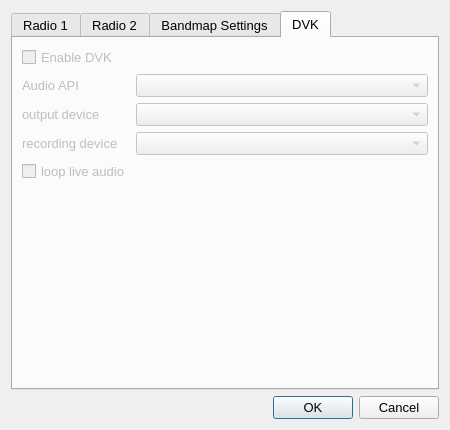
Qt form so2sdr/sdrdialog.ui (n4ogw/so2sdr) before a commit.
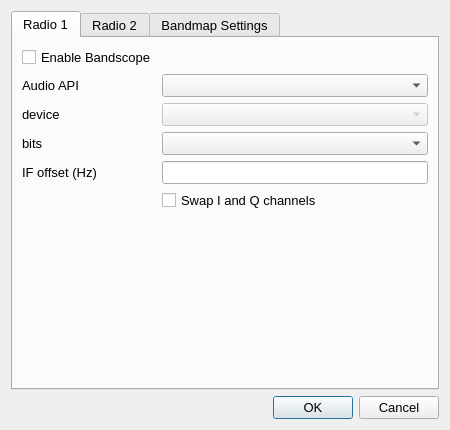
The same form after that commit. The open tabs and pages were chosen to show the change.

```diff
--- a/so2sdr/sdrdialog.ui
+++ b/so2sdr/sdrdialog.ui
@@ -676,102 +676,6 @@
        </item>
       </layout>
      </widget>
-     <widget class="QWidget" name="tab_3">
-      <property name="enabled">
-       <bool>false</bool>
-      </property>
-      <attribute name="title">
-       <string>DVK</string>
-      </attribute>
-      <layout class="QVBoxLayout" name="verticalLayout_5">
-       <item>
-        <layout class="QFormLayout" name="formLayout_5">
-         <property name="fieldGrowthPolicy">
-          <enum>QFormLayout::AllNonFixedFieldsGrow</enum>
-         </property>
-         <item row="0" column="0">
-          <widget class="QCheckBox" name="checkBox_3">
-           <property name="enabled">
-            <bool>false</bool>
-           </property>
-           <property name="font">
-            <font>
-             <pointsize>10</pointsize>
-             <weight>50</weight>
-             <bold>false</bold>
-            </font>
-           </property>
-           <property name="toolTip">
-            <string>This feature is not available yet.</string>
-           </property>
-           <property name="text">
-            <string>Enable DVK</string>
-           </property>
-          </widget>
-         </item>
-         <item row="1" column="0">
-          <widget class="QLabel" name="label_8">
-           <property name="font">
-            <font>
-             <pointsize>10</pointsize>
-            </font>
-           </property>
-           <property name="text">
-            <string>Audio API</string>
-           </property>
-          </widget>
-         </item>
-         <item row="1" column="1">
-          <widget class="QComboBox" name="APIDVKComboBox">
-           <property name="enabled">
-            <bool>false</bool>
-           </property>
-           <property name="font">
-            <font>
-             <pointsize>10</pointsize>
-            </font>
-           </property>
-          </widget>
-         </item>
-         <item row="2" column="0">
-          <widget class="QLabel" name="label_9">
-           <property name="text">
-            <string>output device</string>
-           </property>
-          </widget>
-         </item>
-         <item row="2" column="1">
-          <widget class="QComboBox" name="SoundCardDVKComboBox">
-           <property name="enabled">
-            <bool>false</bool>
-           </property>
-          </widget>
-         </item>
-         <item row="3" column="0">
-          <widget class="QLabel" name="label_20">
-           <property name="text">
-            <string>recording device</string>
-           </property>
-          </widget>
-         </item>
-         <item row="3" column="1">
-          <widget class="QComboBox" name="DVKRecordingComboBox">
-           <property name="enabled">
-            <bool>false</bool>
-           </property>
-          </widget>
-         </item>
-         <item row="4" column="0">
-          <widget class="QCheckBox" name="loopCheckBox">
-           <property name="text">
-            <string>loop live audio</string>
-           </property>
-          </widget>
-         </item>
-        </layout>
-       </item>
-      </layout>
-     </widget>
     </widget>
    </item>
    <item>
```
Left out of the diff: 84 changed lines with no effect on the pictures.
